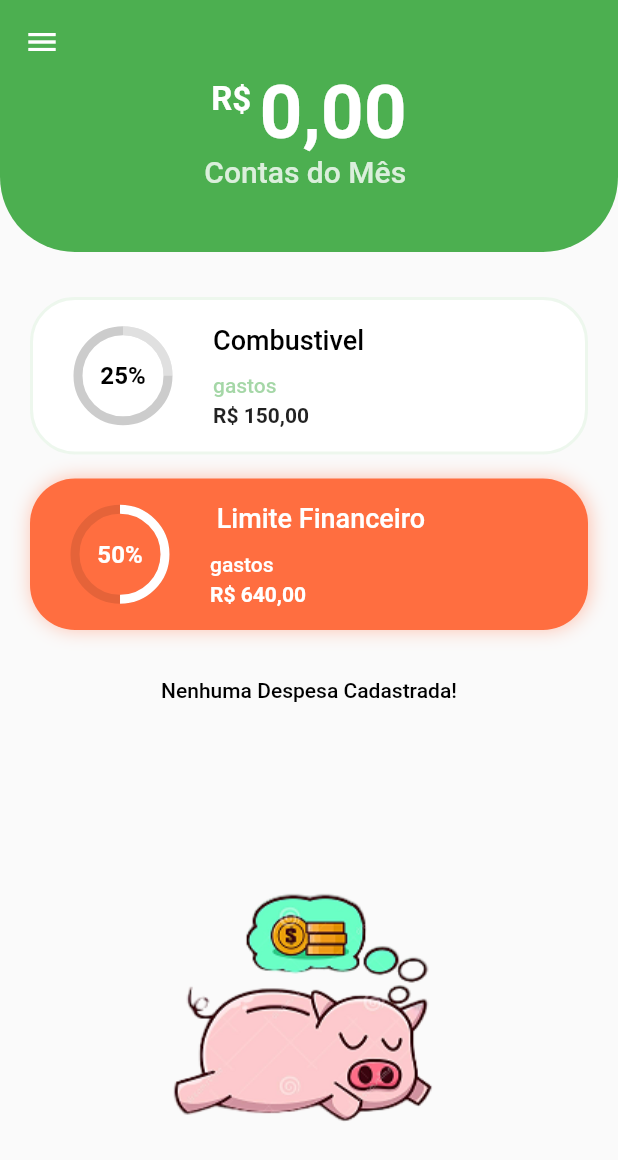
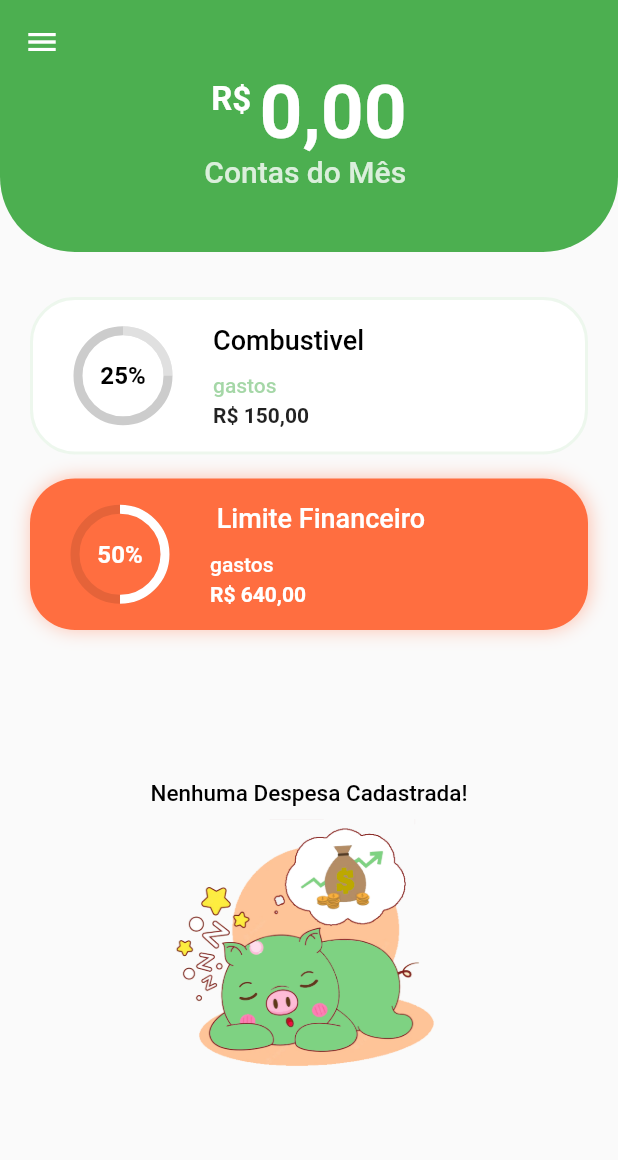
Before and after one commit to proz-tecnologia/PIT03GP03, a Flutter app: the HomePage2 screen opened directly, on a phone screen of 412 x 824 dp. Shown: the top 1160 px of the screen. Run offline on Flutter 3.47's test engine with Material 2 defaults, Android fonts, the phone set to English and light mode, and no system bars; our stand-ins replace animated_bottom_navigation_bar, email_validator, flutter_slidable, get, iconsax, shared_preferences; accounts and stored records are empty; Roboto replaces fonts that are missing (Arial).

Commit message:
MeuGeen 2/3

```diff
--- a/lib/modules/HomePage/pages/homepage.dart
+++ b/lib/modules/HomePage/pages/homepage.dart
@@ -3,9 +3,9 @@ import 'package:green/modules/HomePage/Controller/home_controller.dart';
 import 'package:intl/intl.dart';
 import 'package:provider/provider.dart';
 
+import '../../../json/create_budget_json.dart';
 import '../../../models/transaction/transaction.dart';
 import 'drawer_page.dart';
-//import '../../../models/transaction/transaction_model.dart';
 
 class HomePage2 extends StatefulWidget {
   const HomePage2({Key? key}) : super(key: key);
@@ -18,61 +18,6 @@ class _HomePage2State extends State<HomePage2> {
   static const Color _primaryColor = Colors.green;
   static const Color _secondaryColor = Colors.white38;
   static const Color _thirdColor = Colors.deepOrangeAccent;
-
-//list imagens = transações
-
-  /*final List<TransactionModel> _transactionList = [
-    // modificar para o list Icon
-    TransactionModel(
-      logo2: 'assets/mcdonalds.png',
-      name: "Ifood",
-      amount: '-32,50',
-      title: '',
-      dateTime: DateTime.now(),
-    ),
-    TransactionModel(
-      logo2: 'assets/academia.png',
-      name: "PROZ Fitness",
-      amount: '-100,00',
-      title: '',
-      dateTime: DateTime.now(),
-    ),
-    TransactionModel(
-      logo2: 'assets/contas.png',
-      name: "Contas",
-      amount: '',
-      title: '',
-      dateTime: DateTime.now(),
-    ),
-    TransactionModel(
-      logo2: 'assets/petshop.png',
-      name: "PetShop",
-      amount: '-22,50',
-      title: '',
-      dateTime: DateTime.now(),
-    ),
-    TransactionModel(
-      logo2: 'assets/combustivel.png',
-      name: "Gasolina",
-      amount: '-100,00',
-      title: '',
-      dateTime: DateTime.now(),
-    ),
-    TransactionModel(
-      logo2: 'assets/transporte.png',
-      name: "Uber",
-      amount: '-35,00',
-      title: '',
-      dateTime: DateTime.now(),
-    ),
-    TransactionModel(
-      logo2: 'assets/mercado.png',
-      name: "Atacadão",
-      amount: '-350,00',
-      title: '',
-      dateTime: DateTime.now(),
-    ),
-  ];*/
 
   @override
   Widget build(BuildContext context) {
@@ -182,7 +127,7 @@ class _HomePage2State extends State<HomePage2> {
                 gastos: 'R\$ 640,00',
                 progress: 50),
             const SizedBox(
-              height: 32,
+              height: 100,
             ),
             //texto na main
             lista.isEmpty
@@ -192,6 +137,8 @@ class _HomePage2State extends State<HomePage2> {
                         'Nenhuma Despesa Cadastrada!',
                         style: TextStyle(
                           color: Colors.black,
+                          fontFamily: 'Arial',
+                          fontSize: 15,
                           fontWeight: FontWeight.w500,
                         ),
                       ),
@@ -199,10 +146,10 @@ class _HomePage2State extends State<HomePage2> {
                         height: 8,
                       ),
                       SizedBox(
-                        height: 400,
+                        height: 200,
+                        width: 200,
                         child: Image.asset(
                           'assets/pigSleeping.png',
-                          fit: BoxFit.none,
                         ),
                       ),
                     ],
@@ -252,7 +199,7 @@ class _HomePage2State extends State<HomePage2> {
                               border: Border.all(
                                   color: _primaryColor.withOpacity(0.1)),
                             ),
-                            child: Image.asset('assets/contas.png',
+                            child: Image.asset(categories[index]['icon'],
                                 fit: BoxFit.cover, width: 30, height: 30),
                           ),
                           title: Text(lista[index].title,
--- a/lib/modules/HomePage/pages/meuGreen.dart
+++ b/lib/modules/HomePage/pages/meuGreen.dart
@@ -38,7 +38,6 @@ class _MeuGreenState extends State<MeuGreen> {
       children: [
         CreatBudgetPage(),
         PagItem(),
-        CreatBudgetPage(),
         Center(
           child: Text('Daily Page'),
         ),
```
Also changed, not shown: lib/json/create_budget_json.dart (+17 -0 lines), lib/modules/HomePage/pages/meu_green_item.dart (+10 -27 lines), assets/pigSleeping.png.
